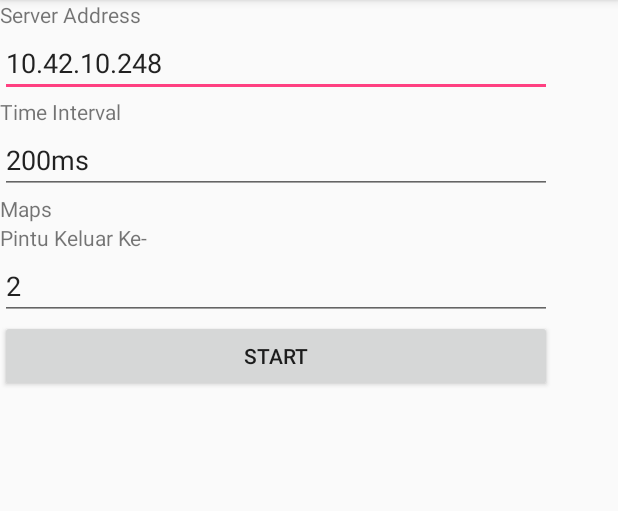
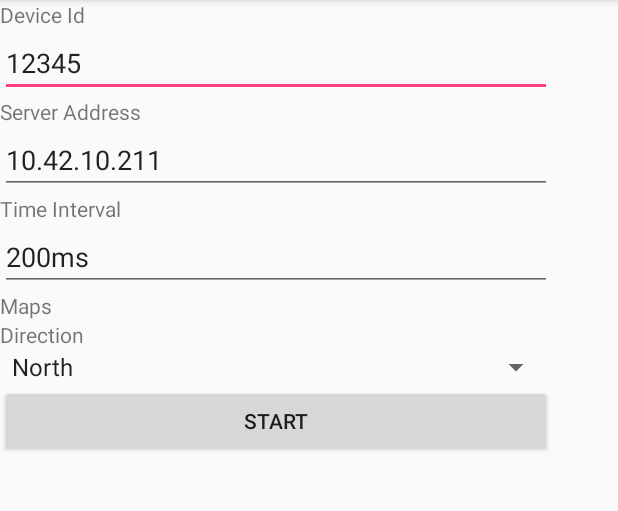
Before and after one commit to gtrdp/eplat2017, an Android app: the screen it shows after launch (MainActivity), after a tap on "START", on a phone screen of 412 x 824 dp, the part 84-595 px from its top. Run offline under Robolectric (Android 15) with nearby library versions, the phone set to English and light mode, and no system bars; 1 statement that could not run was skipped.

Commit message:
refined android app; basic map template

```diff
--- a/Eplat/app/src/main/java/ugm/dteti/se/eplat/eplat/MainActivity.java
+++ b/Eplat/app/src/main/java/ugm/dteti/se/eplat/eplat/MainActivity.java
@@ -5,7 +5,11 @@ import android.support.v7.app.AppCompatActivity;
 import android.os.Bundle;
 import android.util.Log;
 import android.view.View;
+import android.widget.AdapterView;
+import android.widget.ArrayAdapter;
 import android.widget.Button;
+import android.widget.EditText;
+import android.widget.Spinner;
 import android.widget.Toast;
 
 import com.google.gson.GsonBuilder;
@@ -22,31 +26,72 @@ import java.io.UnsupportedEncodingException;
 import java.util.HashMap;
 import java.util.Map;
 
-public class MainActivity extends AppCompatActivity {
+public class MainActivity extends AppCompatActivity implements AdapterView.OnItemSelectedListener {
+
+    EditText editAdress;
+    EditText editDeviceId;
+
+    String deviceId, lat, lon, direction, serverAddress;
 
     @Override
     protected void onCreate(Bundle savedInstanceState) {
         super.onCreate(savedInstanceState);
         setContentView(R.layout.activity_main);
 
+        editAdress = (EditText) findViewById(R.id.edtServerAddress);
+        editDeviceId = (EditText) findViewById(R.id.edtDeviceId);
+
+        Spinner spinnerDirection = (Spinner) findViewById(R.id.spinnerDirection);
+        ArrayAdapter<CharSequence> adapter = ArrayAdapter.createFromResource(this,
+                R.array.direction_array, android.R.layout.simple_spinner_item);
+        adapter.setDropDownViewResource(android.R.layout.simple_spinner_dropdown_item);
+        spinnerDirection.setAdapter(adapter);
+        spinnerDirection.setOnItemSelectedListener(this);
+
+        deviceId = editDeviceId.getText().toString();
+        serverAddress = "http://" + editAdress.getText().toString() + ":5000";
+        lat = "-7.797068";
+        lon = "110.370529";
+
         Button btnStart = (Button) findViewById(R.id.btnStart);
         btnStart.setOnClickListener(new View.OnClickListener() {
             @Override
             public void onClick(View v) {
                 Toast.makeText(getApplicationContext(), "Sending the data!", Toast.LENGTH_SHORT).show();
-
-                new PostJSON("http://10.42.10.248:5000").execute();
+                getParameters();
+                new PostJSON(serverAddress, deviceId, lat, lon, direction).execute();
             }
         });
+    }
+
+    @Override
+    public void onItemSelected(AdapterView<?> parent, View view, int position, long id) {
+        direction = parent.getItemAtPosition(position).toString();
+    }
+
+    @Override
+    public void onNothingSelected(AdapterView<?> parent) {
+
+    }
+
+    public void getParameters() {
+        deviceId = editDeviceId.getText().toString();
+        serverAddress = "http://" + editAdress.getText().toString() + ":5000";
+        lat = "-7.797068";
+        lon = "110.370529";
     }
 }
 
 class PostJSON extends AsyncTask<String, Void, String> {
 
-    private String uri;
+    private String uri, deviceId, lat, lon, dir;
 
-    public PostJSON(String u) {
+    public PostJSON(String u, String devId, String la, String lo, String d) {
         uri = u;
+        deviceId = devId;
+        lat = la;
+        lon = lo;
+        dir = d;
     }
 
     @Override
@@ -58,10 +103,10 @@ class PostJSON extends AsyncTask<String, Void, String> {
     private String execute() {
         // creates a JSON object with the below
         Map<String, String> vehicle = new HashMap<>();
-        vehicle.put("id", "12345");
-        vehicle.put("lat", "-7.797068");
-        vehicle.put("long", "110.370529");
-        vehicle.put("dir", "S");
+        vehicle.put("id", deviceId);
+        vehicle.put("lat", lat);
+        vehicle.put("long", lon);
+        vehicle.put("dir", dir);
 
         String json = new GsonBuilder().create().toJson(vehicle, Map.class);
 
@@ -80,7 +125,7 @@ class PostJSON extends AsyncTask<String, Void, String> {
             System.out.println("Call successful");
             //return new DefaultHttpClient().execute(httpPost);
             // Execute HTTP Post Request
-            ResponseHandler<String> responseHandler=new BasicResponseHandler();
+            ResponseHandler<String> responseHandler = new BasicResponseHandler();
             return httpclient.execute(httpPost, responseHandler);
         } catch (UnsupportedEncodingException e) {
             e.printStackTrace();
--- a/Eplat/app/src/main/res/layout/activity_main.xml
+++ b/Eplat/app/src/main/res/layout/activity_main.xml
@@ -24,18 +24,32 @@
                 android:orientation="vertical" >
 
                 <TextView
+                    android:id="@+id/txtDeviceId"
+                    android:layout_width="match_parent"
+                    android:layout_height="wrap_content"
+                    android:text="Device Id" />
+
+                <EditText
+                    android:id="@+id/edtDeviceId"
+                    android:layout_width="match_parent"
+                    android:layout_height="wrap_content"
+                    android:ems="10"
+                    android:inputType="textPersonName"
+                    android:text="12345" />
+
+                <TextView
                     android:id="@+id/textView3"
                     android:layout_width="match_parent"
                     android:layout_height="wrap_content"
                     android:text="Server Address" />
 
                 <EditText
-                    android:id="@+id/editText3"
+                    android:id="@+id/edtServerAddress"
                     android:layout_width="match_parent"
                     android:layout_height="wrap_content"
                     android:ems="10"
                     android:inputType="textPersonName"
-                    android:text="10.42.10.248" />
+                    android:text="10.42.10.211" />
 
                 <TextView
                     android:id="@+id/textView4"
@@ -44,7 +58,7 @@
                     android:text="Time Interval" />
 
                 <EditText
-                    android:id="@+id/editText4"
+                    android:id="@+id/edtTimeInterval"
                     android:layout_width="match_parent"
                     android:layout_height="wrap_content"
                     android:ems="10"
@@ -61,15 +75,12 @@
                     android:id="@+id/textView2"
                     android:layout_width="match_parent"
                     android:layout_height="wrap_content"
-                    android:text="Pintu Keluar Ke-" />
+                    android:text="Direction" />
 
-                <EditText
-                    android:id="@+id/editText"
+                <Spinner
+                    android:id="@+id/spinnerDirection"
                     android:layout_width="match_parent"
-                    android:layout_height="wrap_content"
-                    android:ems="10"
-                    android:inputType="textPersonName"
-                    android:text="2" />
+                    android:layout_height="wrap_content" />
 
                 <Button
                     android:id="@+id/btnStart"
--- /dev/null
+++ b/Eplat/app/src/main/res/values/directions.xml
@@ -0,0 +1,9 @@
+<?xml version="1.0" encoding="utf-8"?>
+<resources>
+    <string-array name="direction_array">
+        <item>North</item>
+        <item>East</item>
+        <item>South</item>
+        <item>West</item>
+    </string-array>
+</resources>
```
Also changed, not shown: 5 other files.
